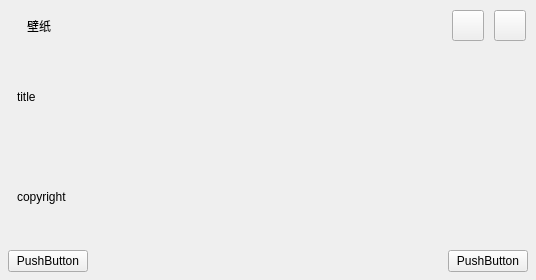
Before: the Qt Designer form assets/window.ui in xroah/bing-wallpaper, drawn with Qt 5.
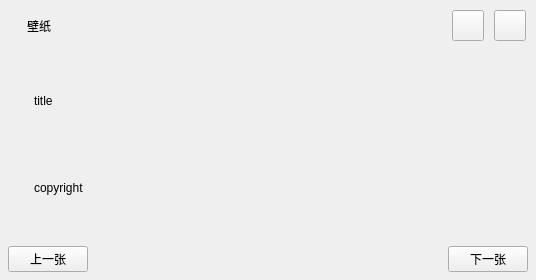
After: the same form once the commit is applied.

```diff
--- a/assets/window.ui
+++ b/assets/window.ui
@@ -141,6 +141,12 @@
           <property name="spacing">
            <number>10</number>
           </property>
+          <property name="leftMargin">
+           <number>8</number>
+          </property>
+          <property name="rightMargin">
+           <number>8</number>
+          </property>
           <item>
            <widget class="QLabel" name="thumbnail">
             <property name="sizePolicy">
@@ -164,7 +170,13 @@
            </widget>
           </item>
           <item>
-           <layout class="QVBoxLayout" name="verticalLayout_4">
+           <widget class="QWidget" name="summary" native="true">
+            <layout class="QVBoxLayout" name="verticalLayout_3">
+             <item>
+              <layout class="QVBoxLayout" name="summaryLayout">
+               <property name="spacing">
+                <number>5</number>
+               </property>
             <item>
              <widget class="QLabel" name="title">
               <property name="text">
@@ -177,6 +189,9 @@
             </item>
             <item>
              <widget class="QLabel" name="copyright">
+                 <property name="styleSheet">
+                  <string notr="true">font-size: 12px;</string>
+                 </property>
               <property name="text">
                <string>copyright</string>
               </property>
@@ -188,6 +203,9 @@
            </layout>
           </item>
          </layout>
+           </widget>
+          </item>
+         </layout>
         </item>
        </layout>
       </widget>
@@ -218,7 +236,13 @@
           <item>
            <widget class="QPushButton" name="prev">
             <property name="text">
-             <string>PushButton</string>
+             <string>上一张</string>
+            </property>
+            <property name="iconSize">
+             <size>
+              <width>24</width>
+              <height>24</height>
+             </size>
             </property>
             <property name="class" stdset="0">
              <string>nav-btn</string>
@@ -241,7 +265,13 @@
           <item>
            <widget class="QPushButton" name="next">
             <property name="text">
-             <string>PushButton</string>
+             <string>下一张</string>
+            </property>
+            <property name="iconSize">
+             <size>
+              <width>24</width>
+              <height>24</height>
+             </size>
             </property>
             <property name="class" stdset="0">
              <string>nav-btn</string>
```
Lines whose indentation alone changed are shown as unchanged.
